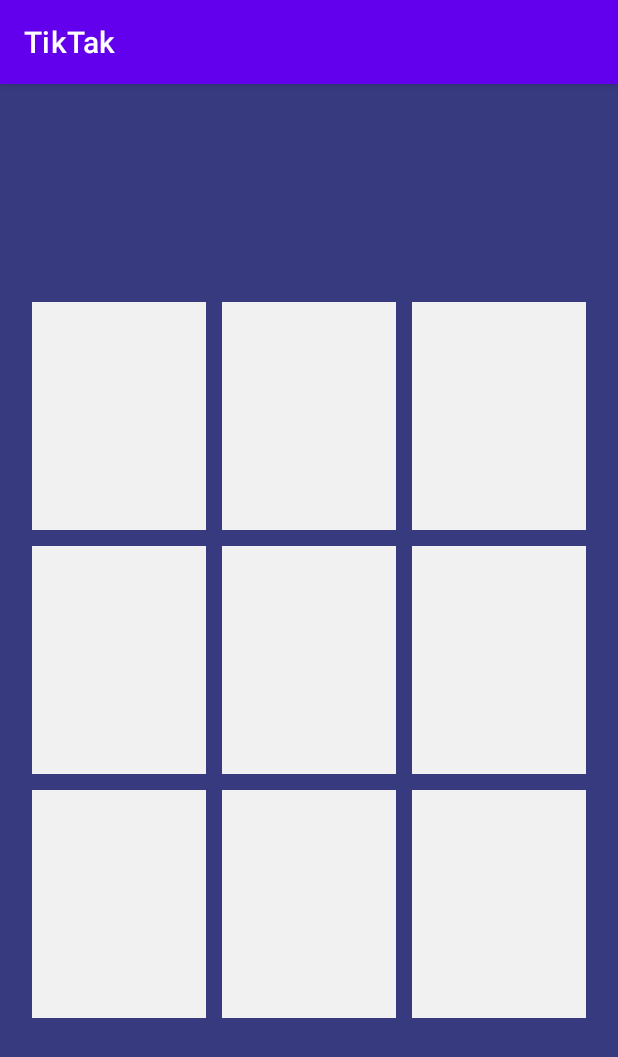
After one commit to aleuatdinjaksilikov/TikTak, an Android app: the SinglePlayer screen opened directly, with no data from a screen before it, on a phone screen of 412 x 824 dp. The commit adds this screen. Shown: the top 1057 px of the screen. Run offline under Robolectric (Android 15) with nearby library versions, the phone set to English and light mode, and no system bars.

Commit message:
Single player jagi jaratildi

```diff
--- a/app/src/main/AndroidManifest.xml
+++ b/app/src/main/AndroidManifest.xml
@@ -10,6 +10,9 @@
         android:supportsRtl="true"
         android:theme="@style/Theme.TikTak">
         <activity
+            android:name=".SinglePlayer"
+            android:exported="false" />
+        <activity
             android:name=".SplashActivity"
             android:exported="true">
             <intent-filter>
@@ -18,17 +21,12 @@
                 <category android:name="android.intent.category.LAUNCHER" />
             </intent-filter>
         </activity>
-
         <activity
             android:name=".MainActivity"
-            android:exported="false">
-
-        </activity>
-
+            android:exported="false"></activity>
         <activity
             android:name=".PlayActivity"
-            android:exported="false">
-        </activity>
+            android:exported="false"></activity>
     </application>
 
 </manifest>
--- a/app/src/main/java/com/example/tiktak/MainActivity.kt
+++ b/app/src/main/java/com/example/tiktak/MainActivity.kt
@@ -9,9 +9,14 @@ class MainActivity : AppCompatActivity() {
     override fun onCreate(savedInstanceState: Bundle?) {
         super.onCreate(savedInstanceState)
         setContentView(R.layout.activity_main)
+        btn1.setOnClickListener {
+            val intent=Intent(this,SinglePlayer::class.java)
+            startActivity(intent)
+        }
         btn2.setOnClickListener {
             val intent=Intent(this,PlayActivity::class.java)
             startActivity(intent)
         }
+
     }
 }
--- /dev/null
+++ b/app/src/main/java/com/example/tiktak/SinglePlayer.kt
@@ -0,0 +1,11 @@
+package com.example.tiktak
+
+import androidx.appcompat.app.AppCompatActivity
+import android.os.Bundle
+
+class SinglePlayer : AppCompatActivity() {
+    override fun onCreate(savedInstanceState: Bundle?) {
+        super.onCreate(savedInstanceState)
+        setContentView(R.layout.activity_single_player)
+    }
+}
--- /dev/null
+++ b/app/src/main/res/layout/activity_single_player.xml
@@ -0,0 +1,128 @@
+<?xml version="1.0" encoding="utf-8"?>
+<androidx.constraintlayout.widget.ConstraintLayout xmlns:android="http://schemas.android.com/apk/res/android"
+    xmlns:app="http://schemas.android.com/apk/res-auto"
+    xmlns:tools="http://schemas.android.com/tools"
+    android:background="#373A7E"
+    android:layout_width="match_parent"
+    android:layout_height="match_parent"
+    tools:context=".SinglePlayer">
+
+    <LinearLayout
+        android:id="@+id/ll1"
+        android:layout_width="match_parent"
+        android:layout_height="match_parent"
+        android:orientation="vertical"
+        android:layout_marginVertical="140dp"
+        android:layout_marginHorizontal="16dp">
+
+        <LinearLayout
+            android:layout_width="match_parent"
+            android:layout_height="0dp"
+            android:orientation="horizontal"
+            android:layout_weight="1">
+
+            <TextView
+                android:id="@+id/area11"
+                android:layout_width="0dp"
+                android:layout_height="match_parent"
+                android:layout_weight="1"
+                android:text=""
+                android:gravity="center"
+                android:textSize="48sp"
+                android:background="@color/background"
+                android:layout_margin="5dp"/>
+            <TextView
+                android:id="@+id/area12"
+                android:layout_width="0dp"
+                android:layout_height="match_parent"
+                android:layout_weight="1"
+                android:text=""
+                android:gravity="center"
+                android:textSize="48sp"
+                android:background="@color/background"
+                android:layout_margin="5dp"/>
+            <TextView
+                android:id="@+id/area13"
+                android:layout_width="0dp"
+                android:layout_height="match_parent"
+                android:layout_weight="1"
+                android:text=""
+                android:gravity="center"
+                android:textSize="48sp"
+                android:background="@color/background"
+                android:layout_margin="5dp"/>
+
+        </LinearLayout>
+        <LinearLayout
+            android:layout_width="match_parent"
+            android:layout_height="0dp"
+            android:orientation="horizontal"
+            android:layout_weight="1">
+
+            <TextView
+                android:id="@+id/area21"
+                android:layout_width="0dp"
+                android:layout_height="match_parent"
+                android:layout_weight="1"
+                android:gravity="center"
+                android:textSize="48sp"
+                android:background="@color/background"
+                android:layout_margin="5dp"/>
+            <TextView
+                android:id="@+id/area22"
+                android:layout_width="0dp"
+                android:layout_height="match_parent"
+                android:layout_weight="1"
+                android:gravity="center"
+                android:textSize="48sp"
+                android:background="@color/background"
+                android:layout_margin="5dp"/>
+            <TextView
+                android:id="@+id/area23"
+                android:layout_width="0dp"
+                android:layout_height="match_parent"
+                android:layout_weight="1"
+                android:gravity="center"
+                android:textSize="48sp"
+                android:background="@color/background"
+                android:layout_margin="5dp"/>
+
+        </LinearLayout>
+        <LinearLayout
+            android:layout_width="match_parent"
+            android:layout_height="0dp"
+            android:orientation="horizontal"
+            android:layout_weight="1">
+
+            <TextView
+                android:id="@+id/area31"
+                android:layout_width="0dp"
+                android:layout_height="match_parent"
+                android:layout_weight="1"
+                android:gravity="center"
+                android:textSize="48sp"
+                android:background="@color/background"
+                android:layout_margin="5dp"/>
+            <TextView
+                android:id="@+id/area32"
+                android:layout_width="0dp"
+                android:layout_height="match_parent"
+                android:layout_weight="1"
+                android:gravity="center"
+                android:textSize="48sp"
+                android:background="@color/background"
+                android:layout_margin="5dp"/>
+            <TextView
+                android:id="@+id/area33"
+                android:layout_width="0dp"
+                android:layout_height="match_parent"
+                android:layout_weight="1"
+                android:gravity="center"
+                android:textSize="48sp"
+                android:background="@color/background"
+                android:layout_margin="5dp"/>
+
+        </LinearLayout>
+    </LinearLayout>
+
+</androidx.constraintlayout.widget.ConstraintLayout>
```
